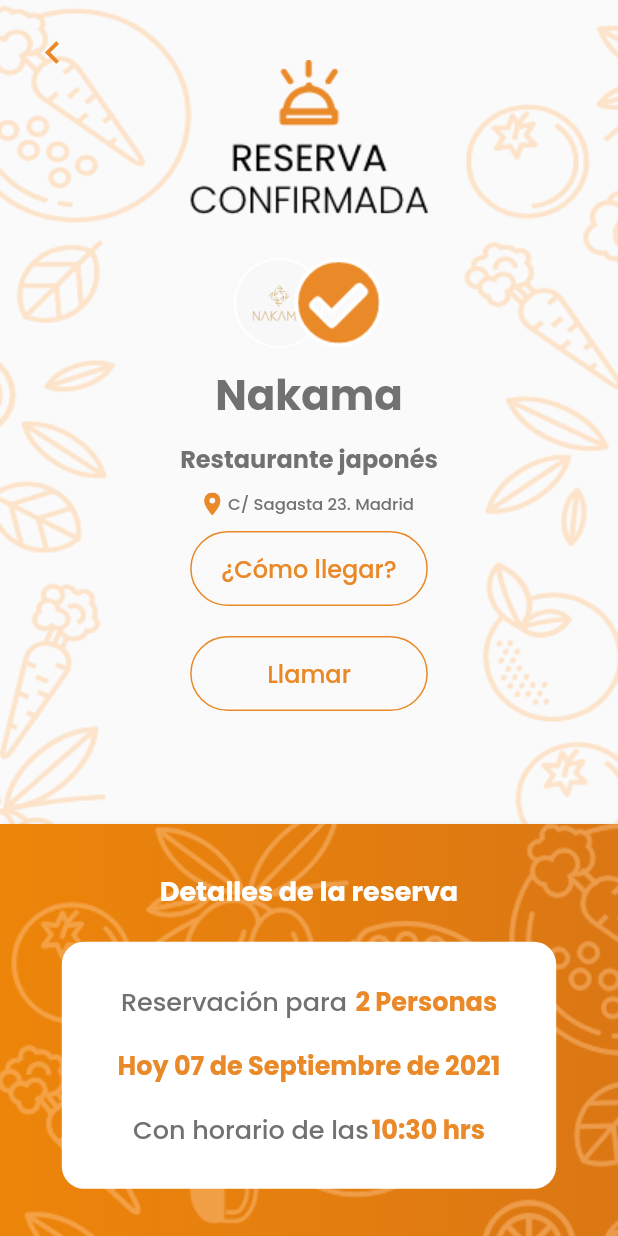
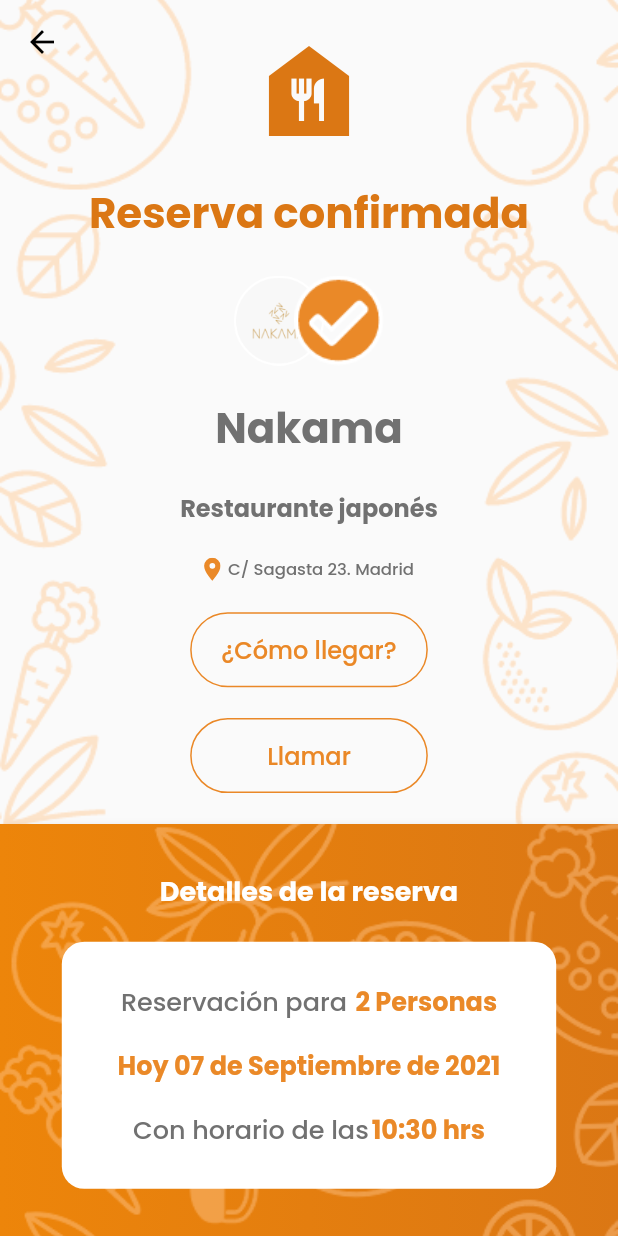
Before and after one commit to andyBbx/bookify, a Flutter app: the ConfirmandoScreen screen opened directly, after a tap on "Cancelar", on a phone screen of 412 x 824 dp. Run offline on Flutter 3.47's test engine with Material 2 defaults, Android fonts, the phone set to English and light mode, and no system bars; our stand-ins replace bloc, carousel_slider, flutter_bloc, flutter_datetime_picker, flutter_rating_bar, flutter_svg and 1 more.

Commit message:
reservation confirm

```diff
--- a/lib/presentation/screens/confirmando_screen.dart
+++ b/lib/presentation/screens/confirmando_screen.dart
@@ -17,30 +17,21 @@
         (MediaQuery.of(context).orientation == Orientation.landscape);
 
     return Scaffold(
+      extendBodyBehindAppBar: true,
+      appBar: AppBar(
+        elevation: 0,
+        backgroundColor: Colors.transparent,
+      ),
       body: Stack(
         children: [
           Image.asset(
             "assets/images/confermation_2.png",
             width: widhth,
             height: height,
-            fit: BoxFit.fill,
+            fit: BoxFit.cover,
             color: frameColor.withOpacity(0.45),
           ),
           Positioned(
-              top: 20,
-              left: 20,
-              child: SafeArea(
-                  child: Row(
-                children: [
-                  Icon(
-                    Icons.keyboard_arrow_left,
-                    color: textBold,
-                    size: 30,
-                  ),
-                ],
-              ))),
-          Positioned(
-              top: height / 10,
               left: 0,
               child: SafeArea(
                   child: Container(
@@ -49,7 +40,7 @@
                   crossAxisAlignment: CrossAxisAlignment.center,
                   mainAxisAlignment: MainAxisAlignment.center,
                   children: [
-                    CircleAvatar(
+                    const CircleAvatar(
                       radius: 70,
                       backgroundColor: Colors.white,
                       backgroundImage: AssetImage(
--- a/lib/presentation/screens/reserva_confirmada_screen.dart
+++ b/lib/presentation/screens/reserva_confirmada_screen.dart
@@ -16,50 +16,45 @@
         (MediaQuery.of(context).orientation == Orientation.landscape);
 
     return Scaffold(
+      extendBodyBehindAppBar: true,
+      appBar: AppBar(
+        elevation: 0,
+        backgroundColor: Colors.transparent,
+      ),
       body: Stack(
         children: [
           Image.asset(
             "assets/images/confermation_2.png",
             width: widhth,
             height: height,
-            fit: BoxFit.fill,
+            fit: BoxFit.cover,
             color: frameColor.withOpacity(0.45),
           ),
-          Positioned(
-              top: 20,
-              left: 20,
-              child: SafeArea(
-                  child: Row(
-                children: [
-                  Icon(
-                    Icons.keyboard_arrow_left,
-                    color: textBold,
-                    size: 30,
-                  ),
-                ],
-              ))),
-          Positioned(
-              top: 40,
-              left: 0,
-              child: SafeArea(
-                  child: Container(
-                width: widhth,
+          SizedBox(
+            height: height - height / 3,
+            child: Positioned(
                 child: Column(
               crossAxisAlignment: CrossAxisAlignment.center,
-                  mainAxisAlignment: MainAxisAlignment.center,
+              mainAxisAlignment: MainAxisAlignment.spaceEvenly,
               children: [
-                    SizedBox(
-                      child: Image.asset(
-                        "assets/images/icons/logo_holloow.png",
+                // SizedBox(
+                //   child: Image.asset(
+                //     "assets/images/icons/logo_holloow.png",
+                //   ),
+                // ),
+                Icon(
+                  Icons.food_bank,
+                  size: 80,
+                  color: splash_background,
                 ),
-                    ),
-                    SizedBox(
-                      height: 20,
-                    ),
+                Text('Reserva confirmada',
+                    style: TextStyle(
+                        fontSize: 28,
+                        color: splash_background,
+                        fontWeight: FontWeight.bold)),
                 SizedBox(
                   width: 100,
                   height: 60,
-                      child: Container(
                   child: Stack(
                     children: [
                       Positioned(
@@ -81,18 +76,11 @@
                     ],
                   ),
                 ),
-                    ),
-                    SizedBox(
-                      height: 10,
-                    ),
                 Text("Nakama",
                     style: TextStyle(
                         fontSize: 28,
                         color: textDrkgray,
                         fontWeight: FontWeight.w700)),
-                    SizedBox(
-                      height: 10,
-                    ),
                 Padding(
                   padding: const EdgeInsets.symmetric(horizontal: 100),
                   child: Text("Restaurante japonés ",
@@ -102,9 +90,6 @@
                           color: textDrkgray,
                           fontWeight: FontWeight.w700)),
                 ),
-                    SizedBox(
-                      height: 10,
-                    ),
                 Row(
                   mainAxisAlignment: MainAxisAlignment.center,
                   children: [
@@ -113,7 +98,7 @@
                       fit: BoxFit.scaleDown,
                       width: 11,
                     ),
-                        SizedBox(
+                    const SizedBox(
                       width: 5,
                     ),
                     Text("C/ Sagasta 23. Madrid",
@@ -124,25 +109,23 @@
                         )),
                   ],
                 ),
-                    SizedBox(
-                      height: 10,
-                    ),
+                // SizedBox(
+                //   height: 10,
+                // ),
                 SizedBox(
                     width: widhth / 2.6,
                     child: LargeButton(
-                            text: "¿Cómo llegar?",
-                            isWhite: true,
-                            onTap: () {})),
-                    SizedBox(
-                      height: 20,
-                    ),
+                        text: "¿Cómo llegar?", isWhite: true, onTap: () {})),
+                // SizedBox(
+                //   height: 20,
+                // ),
                 SizedBox(
                     width: widhth / 2.6,
                     child: LargeButton(
-                            text: "Llamar", isWhite: true, onTap: () {})),
+                        text: "Llamar", isWhite: true, onTap: () {}))
               ],
+            )),
           ),
-              ))),
           Positioned(
               bottom: 0,
               child: Stack(
--- a/lib/presentation/widgets/large_button.dart
+++ b/lib/presentation/widgets/large_button.dart
@@ -17,6 +17,7 @@
   Widget build(BuildContext context) {
     return !isWhite
         ? InkWell(
+            borderRadius: BorderRadius.all(Radius.circular(34)),
             onTap: () {
               onTap();
             },
@@ -33,6 +34,7 @@
             ),
           )
         : InkWell(
+            borderRadius: BorderRadius.all(Radius.circular(34)),
             onTap: () {
               onTap();
             },
```
Also changed, not shown: lib/presentation/screens/auth_screen/login/login_screen.dart (+3 -6 lines), lib/presentation/screens/home/home_screen.dart (+3 -4 lines), lib/presentation/screens/home/tabs/favorites_tab.dart (added, +245 -0 lines), lib/presentation/screens/home/tabs/profile_tab.dart (+11 -14 lines), lib/presentation/screens/mi_cuenta1_screen.dart (+9 -12 lines), lib/presentation/screens/pre_login_screen.dart (+37 -25 lines), lib/presentation/screens/verificar_reserv_screen.dart (+37 -58 lines), 1 other file. Lines whose indentation alone changed are shown as unchanged.
